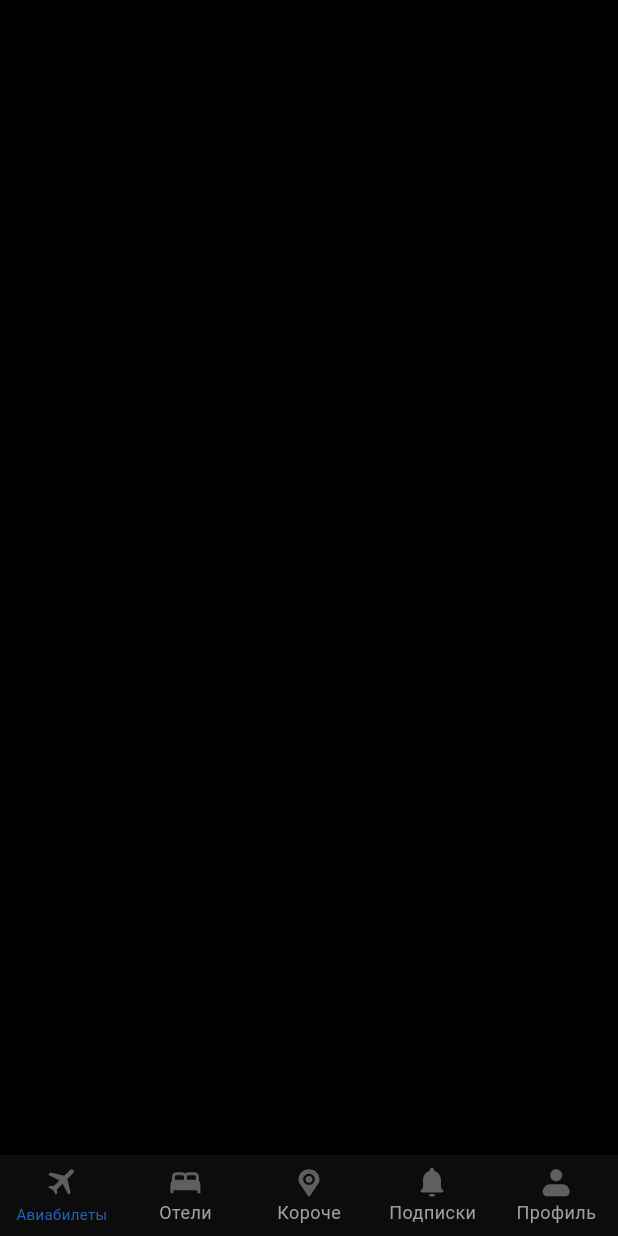
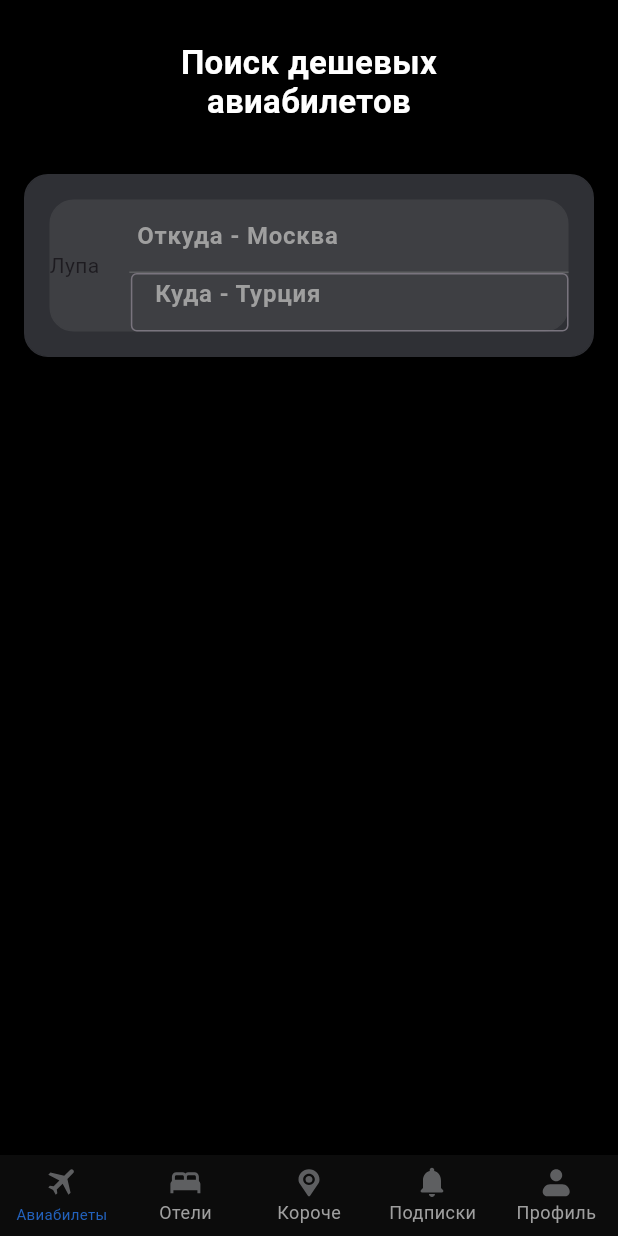
Before and after one commit to XdiVINityX/air_tickets, a Flutter app: the screen it shows after launch, on a phone screen of 412 x 824 dp. Run offline on Flutter 3.47's test engine with Material 3 defaults, Android fonts, the phone set to English and light mode, and no system bars; our stand-ins replace bloc, dio, flutter_bloc, flutter_svg, freezed_annotation, shared_preferences.

Commit message:
Работа над первым экраном

```diff
--- a/lib/core/colors/color_palette.dart
+++ b/lib/core/colors/color_palette.dart
@@ -76,4 +76,9 @@ abstract class DarkColorPalette {
   /// https://www.color-name.com/hex/F36E36
   static const Color chineseOrange = Color(0xFFF36E36);
 
+  /// Light Silver
+  ///
+  /// https://www.color-name.com/hex/F36E36
+  static const Color lightSilver= Color(0xFFD9D9D9);
+
 }
--- a/lib/core/colors/color_scheme.dart
+++ b/lib/core/colors/color_scheme.dart
@@ -33,12 +33,13 @@ class AppColorScheme extends ThemeExtension<AppColorScheme> {
     required this.subtitle,
     required this.divider,
     required this.icons,
+    required this.primaryText,
   });
 
   AppColorScheme.dark()
-      : primary = DarkColorPalette.white,
+      : primary = DarkColorPalette.darkCharcoal,
         onPrimary = DarkColorPalette.white,
-        secondary = DarkColorPalette.white,
+        secondary = DarkColorPalette.arsenic,
         onSecondary = DarkColorPalette.white,
         surface = DarkColorPalette.white,
         surfaceSecondary = DarkColorPalette.white,
@@ -64,8 +65,9 @@ class AppColorScheme extends ThemeExtension<AppColorScheme> {
         skeletonTertiary = DarkColorPalette.white,
         tetradicBackground = DarkColorPalette.denim,
         subtitle = DarkColorPalette.denim,
-        divider = DarkColorPalette.white,
-        icons = DarkColorPalette.white;
+        divider = DarkColorPalette.graniteGray,
+        icons = DarkColorPalette.white,
+        primaryText = DarkColorPalette.white;
 
   final Color primary;
   final Color onPrimary;
@@ -97,6 +99,7 @@ class AppColorScheme extends ThemeExtension<AppColorScheme> {
   final Color subtitle;
   final Color divider;
   final Color icons;
+  final Color primaryText;
 
   @override
   ThemeExtension<AppColorScheme> copyWith({
@@ -129,7 +132,8 @@ class AppColorScheme extends ThemeExtension<AppColorScheme> {
     Color? tetradicBackground,
     Color? subtitle,
     Color? divider,
-    Color? phone,
+    Color? icons,
+    Color? primaryText,
   }) =>
       AppColorScheme._(
         primary: primary ?? this.primary,
@@ -163,7 +167,8 @@ class AppColorScheme extends ThemeExtension<AppColorScheme> {
         tetradicBackground: tetradicBackground ?? this.tetradicBackground,
         subtitle: subtitle ?? this.subtitle,
         divider: divider ?? this.divider,
-        icons: phone ?? this.icons,
+        icons: icons ?? this.icons,
+        primaryText: primaryText ?? this.primaryText,
       );
 
   @override
@@ -217,6 +222,7 @@ class AppColorScheme extends ThemeExtension<AppColorScheme> {
       subtitle: Color.lerp(tetradicBackground, other.tetradicBackground, t)!,
       divider: Color.lerp(divider, other.divider, t)!,
       icons: Color.lerp(icons, other.icons, t)!,
+      primaryText: Color.lerp(primaryText, other.primaryText, t)!,
     );
   }
 
--- a/lib/features/app/view/app_view.dart
+++ b/lib/features/app/view/app_view.dart
@@ -1,7 +1,12 @@
 import 'package:air_tickets/core/assets/res/svg_icons.dart';
 import 'package:air_tickets/core/assets/text/text_theme.dart';
 import 'package:air_tickets/core/colors/color_scheme.dart';
+import 'package:air_tickets/features/hotel/domain/bloc/hotel_bloc.dart';
+import 'package:air_tickets/features/hotel/presentation/view/hotel_view.dart';
+import 'package:air_tickets/features/tickets/domain/bloc/tickets_bloc.dart';
+import 'package:air_tickets/features/tickets/presentation/tickets_view.dart';
 import 'package:flutter/material.dart';
+import 'package:flutter_bloc/flutter_bloc.dart';
 import 'package:flutter_svg/flutter_svg.dart';
 
 class AppView extends StatefulWidget {
@@ -12,20 +17,6 @@ class AppView extends StatefulWidget {
 }
 
 class _AppViewState extends State<AppView> {
-  late int _selectedIndex;
-
-  @override
-  void initState() {
-    _selectedIndex = 0;
-    super.initState();
-  }
-
-  void _onItemPressed(int index) {
-    setState(() {
-      _selectedIndex = index;
-    });
-  }
-
   ThemeData _darkTheme() => ThemeData(
         extensions: <ThemeExtension<dynamic>>[
           AppColorScheme.dark(),
@@ -38,22 +29,44 @@ class _AppViewState extends State<AppView> {
         title: 'Flutter Demo',
         theme: _darkTheme(),
         darkTheme: _darkTheme(),
-        home: HomeScreen(
-          selectedIndex: _selectedIndex,
-          onItemPressed: _onItemPressed,
-        ),
+        home: const HomeScreen(),
       );
 }
 
-class HomeScreen extends StatelessWidget {
-
+class HomeScreen extends StatefulWidget {
   const HomeScreen({
     super.key,
-    required this.selectedIndex,
-    required this.onItemPressed,
   });
-  final int selectedIndex;
-  final void Function(int) onItemPressed;
+
+  @override
+  State<HomeScreen> createState() => _HomeScreenState();
+}
+
+class _HomeScreenState extends State<HomeScreen> {
+  late int _selectedIndex;
+
+  void _onItemPressed(int index) {
+    setState(() {
+      _selectedIndex = index;
+    });
+  }
+
+  @override
+  void initState() {
+    _selectedIndex = 0;
+    super.initState();
+  }
+
+  static final List<Widget> _widgetOptions = [
+    BlocProvider(
+      create: (context) => TicketsBloc(),
+      child: const TicketsView(),
+    ),
+    BlocProvider(
+      create: (context) => HotelBloc(),
+      child: const HotelView(),
+    ),
+  ];
 
   @override
   Widget build(BuildContext context) {
@@ -61,7 +74,12 @@ class HomeScreen extends StatelessWidget {
     final textStyles = AppTextTheme.of(context);
     return Scaffold(
       backgroundColor: Colors.black,
-      body: const Center(),
+      body: SafeArea(
+        child: IndexedStack(
+          index: _selectedIndex,
+          children: _widgetOptions,
+        ),
+      ),
       bottomNavigationBar: Container(
         color: Colors.black,
         height: 54,
@@ -74,7 +92,7 @@ class HomeScreen extends StatelessWidget {
           selectedLabelStyle: textStyles.regular10_110,
           showUnselectedLabels: true,
           enableFeedback: false,
-          currentIndex: selectedIndex,
+          currentIndex: _selectedIndex,
           items: [
             BottomNavigationBarItem(
               icon: Padding(
@@ -122,7 +140,7 @@ class HomeScreen extends StatelessWidget {
               label: 'Профиль',
             ),
           ],
-          onTap: onItemPressed,
+          onTap: _onItemPressed,
         ),
       ),
     );
--- /dev/null
+++ b/lib/features/hotel/domain/bloc/hotel_bloc.dart
@@ -0,0 +1,14 @@
+import 'package:bloc/bloc.dart';
+import 'package:freezed_annotation/freezed_annotation.dart';
+
+part 'hotel_event.dart';
+part 'hotel_state.dart';
+part 'hotel_bloc.freezed.dart';
+
+class HotelBloc extends Bloc<HotelEvent, HotelState> {
+  HotelBloc() : super(const HotelState.initial()) {
+    on<HotelEvent>((event, emit) {
+      // TODO: implement event handler
+    });
+  }
+}
--- /dev/null
+++ b/lib/features/hotel/domain/bloc/hotel_event.dart
@@ -0,0 +1,6 @@
+part of 'hotel_bloc.dart';
+
+@freezed
+class HotelEvent with _$HotelEvent {
+  const factory HotelEvent.started() = _Started;
+}
--- /dev/null
+++ b/lib/features/hotel/domain/bloc/hotel_state.dart
@@ -0,0 +1,6 @@
+part of 'hotel_bloc.dart';
+
+@freezed
+class HotelState with _$HotelState {
+  const factory HotelState.initial() = _Initial;
+}
--- /dev/null
+++ b/lib/features/hotel/presentation/view/hotel_view.dart
@@ -0,0 +1,16 @@
+import 'package:flutter/material.dart';
+
+class HotelView extends StatefulWidget {
+  const HotelView({super.key});
+
+  @override
+  State<HotelView> createState() => _HotelViewState();
+}
+
+class _HotelViewState extends State<HotelView> {
+  @override
+  Widget build(BuildContext context) => const ColoredBox(
+    color: Colors.white,
+    child: Text('Hotel screen'),
+  );
+}
--- /dev/null
+++ b/lib/features/tickets/domain/bloc/tickets_bloc.dart
@@ -0,0 +1,14 @@
+import 'package:bloc/bloc.dart';
+import 'package:freezed_annotation/freezed_annotation.dart';
+
+part 'tickets_event.dart';
+part 'tickets_state.dart';
+part 'tickets_bloc.freezed.dart';
+
+class TicketsBloc extends Bloc<TicketsEvent, TicketsState> {
+  TicketsBloc() : super(const TicketsState.initial()) {
+    on<TicketsEvent>((event, emit) {
+      // TODO: implement event handler
+    });
+  }
+}
--- /dev/null
+++ b/lib/features/tickets/domain/bloc/tickets_event.dart
@@ -0,0 +1,6 @@
+part of 'tickets_bloc.dart';
+
+@freezed
+class TicketsEvent with _$TicketsEvent {
+  const factory TicketsEvent.started() = _Started;
+}
--- /dev/null
+++ b/lib/features/tickets/domain/bloc/tickets_state.dart
@@ -0,0 +1,6 @@
+part of 'tickets_bloc.dart';
+
+@freezed
+class TicketsState with _$TicketsState {
+  const factory TicketsState.initial() = _Initial;
+}
--- /dev/null
+++ b/lib/features/tickets/presentation/tickets_view.dart
@@ -0,0 +1,168 @@
+import 'package:air_tickets/core/assets/text/text_theme.dart';
+import 'package:air_tickets/core/colors/color_scheme.dart';
+import 'package:flutter/cupertino.dart';
+import 'package:flutter/material.dart';
+import 'package:flutter/services.dart';
+import 'package:shared_preferences/shared_preferences.dart';
+
+class TicketsView extends StatefulWidget {
+  const TicketsView({super.key});
+
+  @override
+  State<TicketsView> createState() => _TicketsViewState();
+}
+
+class _TicketsViewState extends State<TicketsView> {
+  String _departureLocation = '';
+  String _arrivalLocation = '';
+
+  @override
+  void initState() {
+    super.initState();
+    _loadLastInput();
+  }
+
+  Future<void> _loadLastInput() async {
+    final prefs = await SharedPreferences.getInstance();
+    setState(() {
+      _departureLocation = prefs.getString('departureLocation') ?? '';
+      _arrivalLocation = prefs.getString('arrivalLocation') ?? '';
+    });
+  }
+
+  Future<void> _saveInput() async {
+    final prefs = await SharedPreferences.getInstance();
+    await prefs.setString('departureLocation', _departureLocation);
+    await prefs.setString('arrivalLocation', _arrivalLocation);
+  }
+
+  void _showAdditionalInformation() {}
+
+  @override
+  Widget build(BuildContext context) {
+    final textStyles = AppTextTheme.of(context);
+    final colors = AppColorScheme.of(context);
+    return Column(
+      children: [
+        const SizedBox(
+          height: 28,
+        ),
+        Padding(
+          padding: const EdgeInsets.symmetric(horizontal: 94),
+          child: Text(
+            textAlign: TextAlign.center,
+            'Поиск дешевых авиабилетов',
+            style: textStyles.semibold22.apply(
+              color: colors.primaryText,
+            ),
+          ),
+        ),
+        const SizedBox(
+          height: 36,
+        ),
+        Padding(
+          padding: const EdgeInsets.symmetric(horizontal: 16),
+          child: SizedBox(
+            width: double.infinity,
+            height: 122,
+            child: Container(
+              height: double.infinity,
+              width: double.infinity,
+              decoration: BoxDecoration(
+                color: colors.primary,
+                borderRadius: BorderRadius.circular(16.0),
+                border: Border.all(color: colors.primary),
+              ),
+              child: Padding(
+                padding: const EdgeInsets.all(16.0),
+                child: DecoratedBox(
+                  decoration: BoxDecoration(
+                    color: colors.secondary,
+                    border: Border.all(color: colors.secondary),
+                    borderRadius: BorderRadius.circular(16.0),
+                  ),
+                  child: Row(
+                    children: [
+                      const Text('Лупа'),
+                      const SizedBox(
+                        width: 20,
+                      ),
+                      Expanded(
+                        child: Column(
+                          children: [
+                            // TODO(add): extract widget
+                            //Spacer(),
+                            Padding(
+                              padding: const EdgeInsets.only(left: 1),
+                              child: TextField(
+                                onChanged: (value) {
+                                  setState(() {
+                                    _departureLocation = value;
+                                  });
+                                  _saveInput();
+                                },
+                                decoration: InputDecoration(
+                                  contentPadding: EdgeInsets.zero,
+                                  hintStyle: textStyles.semibold16_130
+                                      .apply(color: colors.inactive,),
+                                  hintText: 'Откуда - Москва',
+                                  border: const OutlineInputBorder(
+                                    borderSide: BorderSide.none,
+                                  ),
+                                ),
+                                //textAlign: TextAlign.left,
+                                //textAlignVertical:TextAlignVertical.bottom,
+                                inputFormatters: [
+                                  FilteringTextInputFormatter.allow(
+                                    RegExp(r'[а-яА-Я\s]'),
+                                  ),
+                                ],
+                              ),
+                            ),
+                            Divider( color: colors.divider,height: 1,),
+                            // TODO(add): extract widget
+                           Expanded(
+                             child: Padding(
+                                padding: const EdgeInsets.only(left: 1),
+                                child: TextField(
+                                  onChanged: (value) {
+                                    setState(() {
+                                      _arrivalLocation = value;
+                                    });
+                                    _saveInput();
+                                  },
+                                  onTap: _showAdditionalInformation,
+                                  decoration: InputDecoration(
+                                   // contentPadding: EdgeInsets.only(top: 18),
+                                    hintText: 'Куда - Турция',
+                                    hintStyle: textStyles.semibold16_130
+                                        .apply(color: colors.inactive),
+                                    border: const OutlineInputBorder(
+                                     // borderSide: BorderSide.none,
+                                    ),
+                                  ),
+                                 textAlign: TextAlign.left,
+                                  textAlignVertical:TextAlignVertical.top,
+                                  inputFormatters: [
+                                    FilteringTextInputFormatter.allow(
+                                      RegExp(r'[а-яА-Я\s]'),
+                                    ),
+                                  ],
+                                ),
+                              ),
+                           ),
+                           // Spacer(),
+                          ],
+                        ),
+                      ),
+                    ],
+                  ),
+                ),
+              ),
+            ),
+          ),
+        ),
+      ],
+    );
+  }
+}
--- a/pubspec.yaml
+++ b/pubspec.yaml
@@ -36,7 +36,7 @@ dependencies:
   flutter_bloc: ^8.1.4
   freezed_annotation: ^2.4.1
   flutter_svg: ^2.0.9
-
+  shared_preferences: ^2.2.3
   # The following adds the Cupertino Icons font to your application.
   # Use with the CupertinoIcons class for iOS style icons.
   cupertino_icons: ^1.0.6
```
Also changed, not shown: lib/features/hotel/domain/bloc/hotel_bloc.freezed.dart (added), lib/features/tickets/domain/bloc/tickets_bloc.freezed.dart (added), pubspec.lock.
